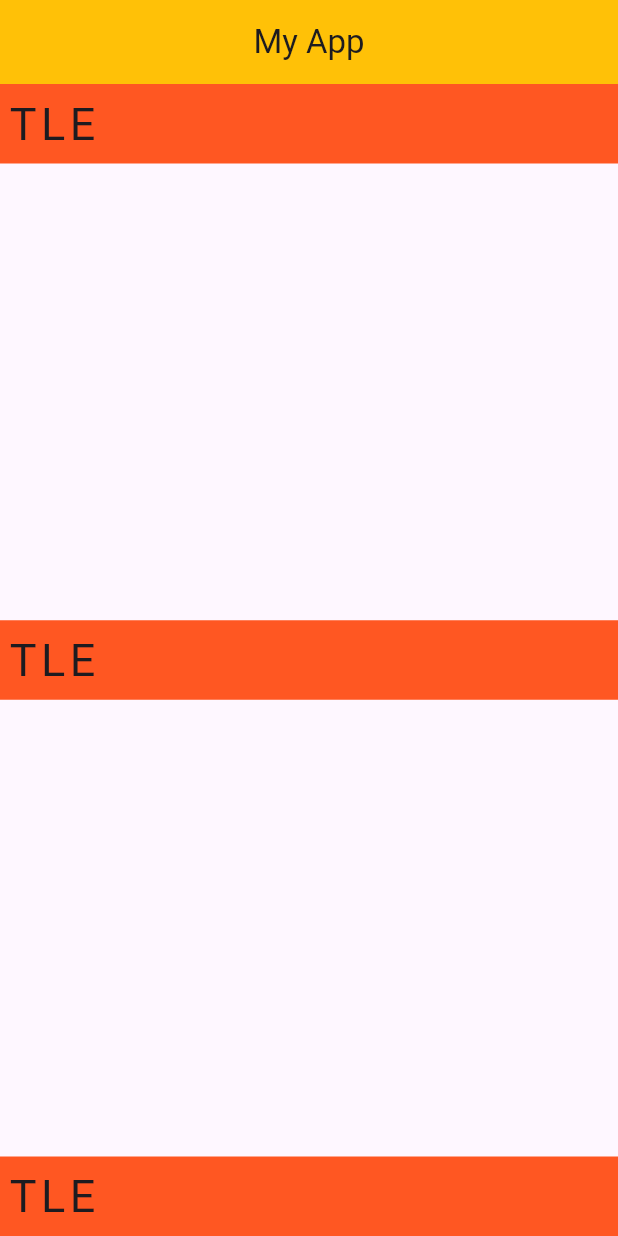
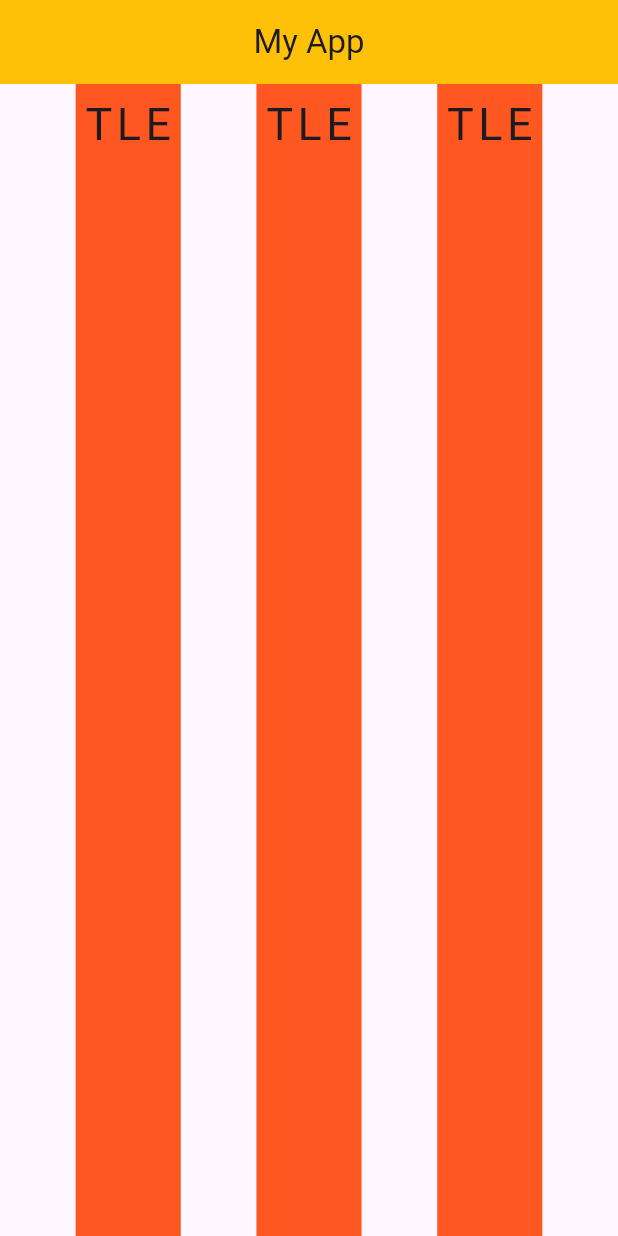
Before and after one commit to Lskram/AppMian, a Flutter app: the screen it shows after launch, on a phone screen of 412 x 824 dp. Run offline on Flutter 3.47's test engine with Material 3 defaults, Android fonts, the phone set to English and light mode, and no system bars.

Commit message:
Row and mainAxisAlignment และ crossAxisAlignment

```diff
--- a/myapp/lib/screens/home.dart
+++ b/myapp/lib/screens/home.dart
@@ -5,8 +5,8 @@ class Home extends StatelessWidget {
 
   @override
   Widget build(BuildContext context) {
-    return Column(
-      mainAxisAlignment: MainAxisAlignment.spaceBetween,
+    return Row(
+      mainAxisAlignment: MainAxisAlignment.spaceEvenly,
       crossAxisAlignment: CrossAxisAlignment.stretch,
       children: [
         Container(
```
